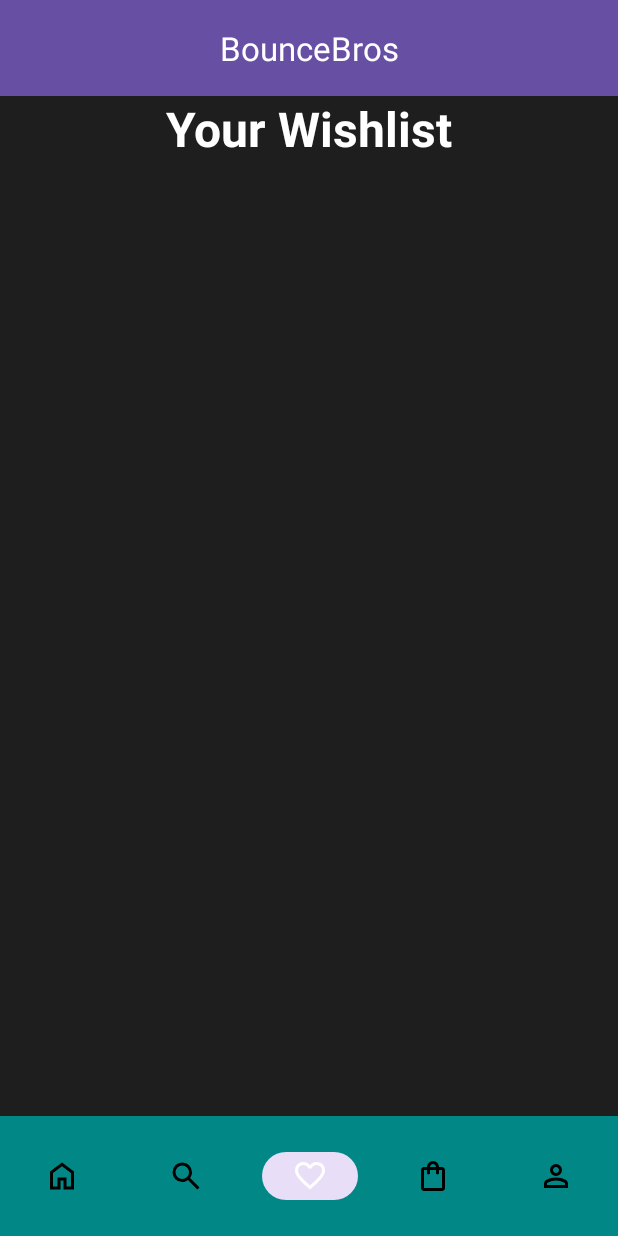
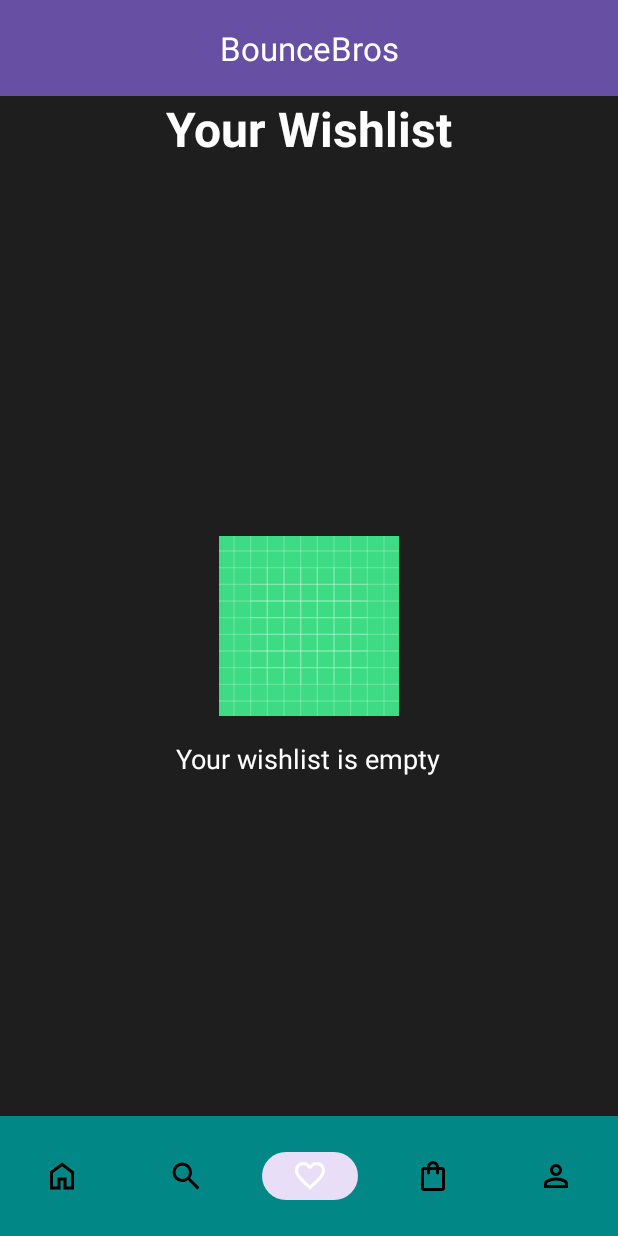
Before and after one commit to Puthikunkim/Table-Tennis-Shop-Android-App, an Android app: the WishListActivity screen opened directly, with no data from a screen before it, on a phone screen of 412 x 824 dp. Run offline under Robolectric (Android 15) with nearby library versions, the phone set to English and light mode, and no system bars.

Commit message:
added empty wishlist xml for inside wishlist

```diff
--- a/app/src/main/res/layout/activity_wish_list.xml
+++ b/app/src/main/res/layout/activity_wish_list.xml
@@ -17,7 +17,9 @@
         android:paddingHorizontal="16dp"
         android:paddingBottom="24dp"/>
 
-    <Space
+    <include
+        android:id="@+id/emptyWishlist"
+        layout="@layout/layout_empty_wishlist"
         android:layout_width="match_parent"
         android:layout_height="0dp"
         android:layout_weight="1"/>
--- /dev/null
+++ b/app/src/main/res/layout/layout_empty_wishlist.xml
@@ -0,0 +1,22 @@
+<?xml version="1.0" encoding="utf-8"?>
+<LinearLayout
+    xmlns:android="http://schemas.android.com/apk/res/android"
+    android:layout_width="match_parent"
+    android:layout_height="wrap_content"
+    android:orientation="vertical"
+    android:gravity="center">
+
+    <ImageView
+        android:layout_width="120dp"
+        android:layout_height="120dp"
+        android:src="@drawable/ic_launcher_background"
+        android:layout_marginBottom="16dp"/>
+
+    <TextView
+        android:layout_width="wrap_content"
+        android:layout_height="wrap_content"
+        android:text="Your wishlist is empty"
+        android:textColor="@color/text_primary"
+        android:textSize="18sp"/>
+
+</LinearLayout>
```
